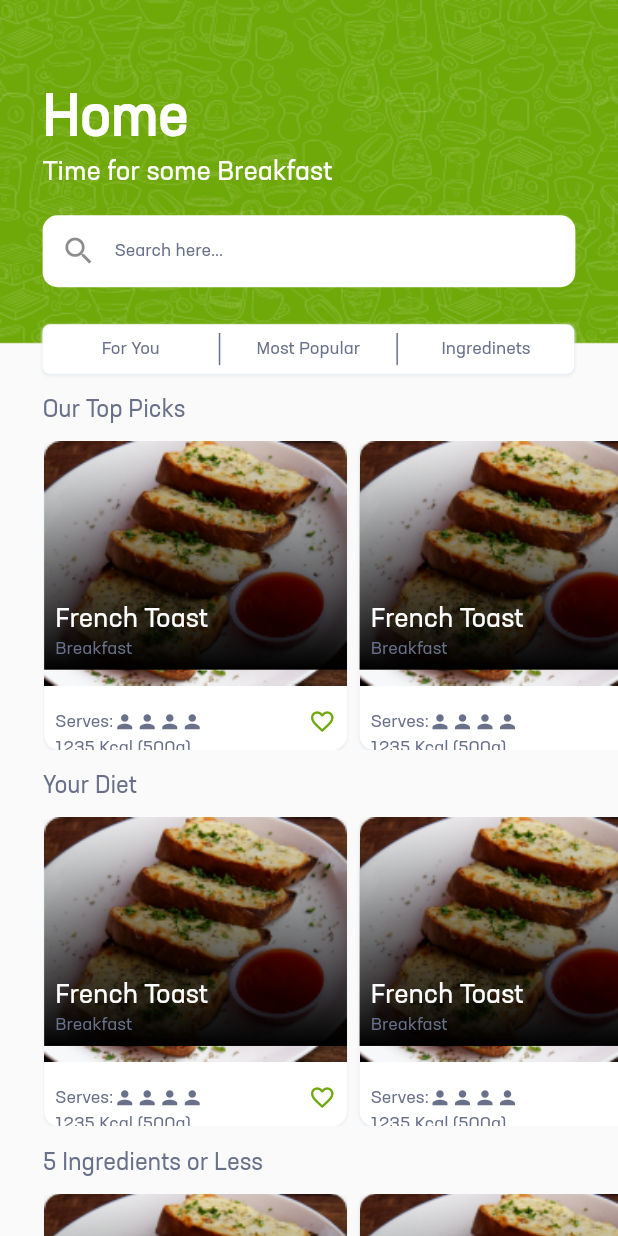
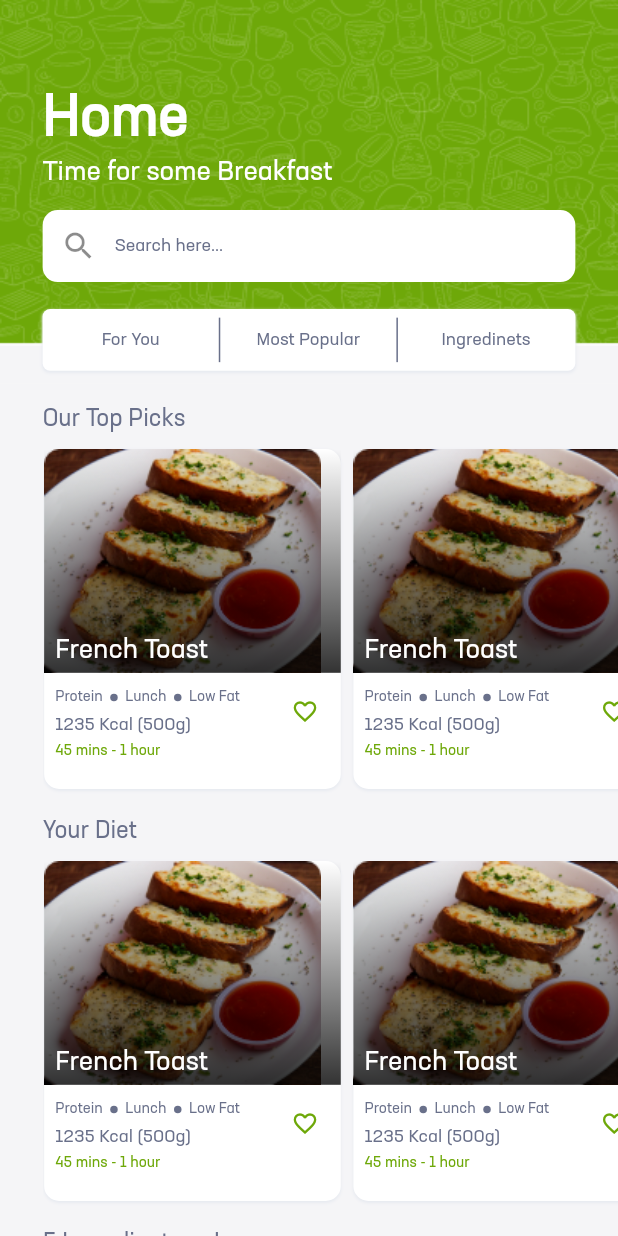
Before and after one commit to MalshanPerera/foodpal, a Flutter app: the screen it shows after launch, on a phone screen of 412 x 824 dp. Run offline on Flutter 3.47's test engine with Material 2 defaults, Android fonts, the phone set to English and light mode, and no system bars.

Commit message:
foodImageTwo Added

```diff
--- a/lib/foodpal_head.dart
+++ b/lib/foodpal_head.dart
@@ -11,6 +11,7 @@ class MyApp extends StatelessWidget {
       debugShowCheckedModeBanner: false,
       title: 'FoodPal',
       theme: ThemeData(
+          accentColor: Color(0xFF6EA809),
           primaryColor: Color(0xFF6EA809),
           highlightColor: Color(0xFF69708A),
           backgroundColor: Color(0xFFF5F5F7),
--- a/lib/screens/home_screen.dart
+++ b/lib/screens/home_screen.dart
@@ -1,6 +1,7 @@
 import 'package:flutter/cupertino.dart';
 import 'package:flutter/material.dart';
 import 'package:foodpal/helper/utils.dart';
+import 'package:foodpal/widgets/circle_container.dart';
 
 class HomeScreen extends StatefulWidget {
   @override
@@ -12,14 +13,26 @@ class _HomeScreenState extends State<HomeScreen> {
   final _width = Utils.bodyWidth;
   final _height = Utils.totalBodyHeight;
 
+  PageController _controller = PageController(
+    initialPage: 0,
+  );
+
+  @override
+  void dispose() {
+    _controller.dispose();
+    super.dispose();
+  }
+
+
   @override
   Widget build(BuildContext context) {
     return Scaffold(
       body: SingleChildScrollView(
         child: Column(
-          mainAxisSize: MainAxisSize.min,
           children: <Widget>[
             Stack(
+              children: <Widget>[
+                Column(
                   children: <Widget>[
                     Container(
                       width: _width,
@@ -27,11 +40,15 @@ class _HomeScreenState extends State<HomeScreen> {
                       child: Image.asset('assets/images/home_background_image.png', fit: BoxFit.fill,),
                     ),
                     Container(
-                  margin: EdgeInsets.only(top: _height * 0.068, left: _width * 0.069,),
-                  child: Column(
-                    crossAxisAlignment: CrossAxisAlignment.start,
-                    children: <Widget>[
-                      Container(
+                      width: _width,
+                      height: _height * 0.03,
+                      color: Theme.of(context).backgroundColor,
+                    ),
+                  ],
+                ),
+                Positioned(
+                  top: _height * 0.068,
+                  left: _width * 0.069,
                   child: Column(
                     crossAxisAlignment: CrossAxisAlignment.start,
                     children: <Widget>[
@@ -44,8 +61,11 @@ class _HomeScreenState extends State<HomeScreen> {
                     ],
                   ),
                 ),
-                      Container(
-                        margin: EdgeInsets.only(top: _height * 0.02, right: _width * 0.069),
+                Positioned(
+                  top: _height * 0.17,
+                  left: _width * 0.069,
+                  right: _width * 0.069,
+                  child: Container(
                     decoration: BoxDecoration(
                       color: Colors.white,
                       borderRadius: BorderRadius.all(Radius.circular(10.0)),
@@ -61,7 +81,12 @@ class _HomeScreenState extends State<HomeScreen> {
                       ),
                     ),
                   ),
-                      Container(
+                ),
+                Positioned(
+                  top: _height * 0.25,
+                  left: _width * 0.069,
+                  right: _width * 0.069,
+                  child: Container(
                     decoration: BoxDecoration(
                       color: Colors.white,
                       borderRadius: BorderRadius.all(Radius.circular(5.0)),
@@ -76,9 +101,7 @@ class _HomeScreenState extends State<HomeScreen> {
                         )
                       ],
                     ),
-                        margin: EdgeInsets.only(top: _height * 0.03,),
-                        width: _width * 0.86,
-                        height:  _height * 0.04,
+                    height:  _height * 0.05,
                     child: Row(
                       children: <Widget>[
                         Container(
@@ -106,53 +129,25 @@ class _HomeScreenState extends State<HomeScreen> {
                       ],
                     ),
                   ),
-                      Container(
-                        margin: EdgeInsets.only(top: _height * 0.018, bottom: 10.0),
-                        child: Text("Our Top Picks", style: Theme.of(context).textTheme.body2.copyWith(fontSize: 16.0),),
-                      ),
-                      Container(
-                        height: _height * 0.25,
-                        child: ListView.builder(
-                          scrollDirection: Axis.horizontal,
-                          itemCount: 5,
-                          itemBuilder: (BuildContext context, int index) {
-                            return _foodDetailsListTile();
-                          },
-                        ),
-                      ),
-                      Container(
-                        margin: EdgeInsets.only(top: _height * 0.018, bottom: 10.0),
-                        child: Text("Your Diet", style: Theme.of(context).textTheme.body2.copyWith(fontSize: 16.0),),
-                      ),
-                      Container(
-                        height: _height * 0.25,
-                        child: ListView.builder(
-                          scrollDirection: Axis.horizontal,
-                          itemCount: 5,
-                          itemBuilder: (BuildContext context, int index) {
-                            return _foodDetailsListTile();
-                          },
-                        ),
-                      ),
-                      Container(
-                        margin: EdgeInsets.only(top: _height * 0.018, bottom: 10.0),
-                        child: Text("5 Ingredients or Less", style: Theme.of(context).textTheme.body2.copyWith(fontSize: 16.0),),
-                      ),
-                      Container(
-                        margin: EdgeInsets.only(bottom: _height * 0.1),
-                        height: _height * 0.25,
-                        child: ListView.builder(
-                          scrollDirection: Axis.horizontal,
-                          itemCount: 5,
-                          itemBuilder: (BuildContext context, int index) {
-                            return _foodDetailsListTile();
-                          },
-                        ),
                 ),
               ],
             ),
+            Container(
+              color: Theme.of(context).backgroundColor,
+              height: _height,
+              child: PageView(
+                controller: _controller,
+                scrollDirection: Axis.horizontal,
+                children: <Widget>[
+                  _forYouTab(),
+                  _mostPopular(),
+                ],
+                onPageChanged:(index) {
+                  setState(() {
+
+                  });
+                },
               ),
-              ],
             ),
           ],
         ),
@@ -160,7 +155,87 @@ class _HomeScreenState extends State<HomeScreen> {
     );
   }
 
-  Widget _foodDetailsListTile(){
+  Widget _forYouTab(){
+    return Padding(
+      padding: EdgeInsets.only(left: _width * 0.069),
+      child: Column(
+        crossAxisAlignment: CrossAxisAlignment.start,
+        children: <Widget>[
+          Container(
+            margin: EdgeInsets.only(top: _height * 0.018, bottom: 5.0),
+            child: Text("Our Top Picks", style: Theme
+                .of(context)
+                .textTheme
+                .body2
+                .copyWith(fontSize: 16.0),),
+          ),
+          Expanded(
+            child: ListView.builder(
+              scrollDirection: Axis.horizontal,
+              itemCount: 5,
+              itemBuilder: (BuildContext context, int index) {
+                return Container(
+                  padding: EdgeInsets.only(top: _height * 0.005, bottom: _height * 0.005),
+                    child: _forYouTabListTile());
+              },
+            ),
+          ),
+          Container(
+            margin: EdgeInsets.only(top: _height * 0.018, bottom: 5.0),
+            child: Text("Your Diet", style: Theme
+                .of(context)
+                .textTheme
+                .body2
+                .copyWith(fontSize: 16.0),),
+          ),
+          Expanded(
+            child: ListView.builder(
+              scrollDirection: Axis.horizontal,
+              itemCount: 5,
+              itemBuilder: (BuildContext context, int index) {
+                return Container(
+                    padding: EdgeInsets.only(top: _height * 0.005, bottom: _height * 0.005),
+                    child: _forYouTabListTile());
+              },
+            ),
+          ),
+          Container(
+            margin: EdgeInsets.only(top: _height * 0.018, bottom: 5.0),
+            child: Text("5 Ingredients or Less", style: Theme
+                .of(context)
+                .textTheme
+                .body2
+                .copyWith(fontSize: 16.0),),
+          ),
+          Expanded(
+            child: ListView.builder(
+              scrollDirection: Axis.horizontal,
+              itemCount: 5,
+              itemBuilder: (BuildContext context, int index) {
+                return Container(
+                    padding: EdgeInsets.only(top: _height * 0.005, bottom: _height * 0.005),
+                    child: _forYouTabListTile());
+              },
+            ),
+          ),
+        ],
+      ),
+    );
+  }
+
+  Widget _mostPopular(){
+    return Container(
+      child: ListView.builder(
+        scrollDirection: Axis.vertical,
+        itemCount: 5,
+        itemBuilder: (BuildContext context, int index) {
+          return _mostPopularListTile();
+        },
+      ),
+    );
+  }
+
+  Widget _forYouTabListTile(){
     return Container(
       decoration: BoxDecoration(
         color: Colors.white,
@@ -177,19 +252,19 @@ class _HomeScreenState extends State<HomeScreen> {
         ],
       ),
       margin: EdgeInsets.only(left: 1.0, right: _width * 0.018),
-      width: _width * 0.49,
+      width: _width * 0.48,
       child: Column(
         crossAxisAlignment: CrossAxisAlignment.start,
         children: <Widget>[
           Stack(
               children: <Widget>[
                 Container(
-                  width: _width * 0.49,
+                  height: _height * 0.181,
                   child: Image.asset(
                     'assets/images/foodImageOne.png', fit: BoxFit.fill,),
                 ),
                 Container(
-                  height: _height * 0.185,
+                  height: _height * 0.181,
                   decoration: BoxDecoration(
                       color: Colors.white,
                       gradient: LinearGradient(
@@ -197,64 +272,145 @@ class _HomeScreenState extends State<HomeScreen> {
                           end: FractionalOffset.bottomCenter,
                           colors: [
                             Colors.transparent,
-                            Colors.black,
+                            Colors.black.withOpacity(0.8),
                           ],
                           stops: [0.0, 1.0],
                       ),
                   ),
                 ),
                 Container(
-                  margin: EdgeInsets.only(top: _height * 0.131, left: _width * 0.018, right: _width * 0.018),
+                  margin: EdgeInsets.only(top: _height * 0.15, left: _width * 0.018, right: _width * 0.018),
+                  child: Container(
+                    child: Text("French Toast", style: Theme.of(context).textTheme.body1.copyWith(fontWeight: FontWeight.w500),),
+                  ),
+                ),
+              ]
+          ),
+          Padding(
+            padding: EdgeInsets.only(top: _height * 0.012, left: _width * 0.018, right: _width * 0.018),
+            child: Row(
+              mainAxisAlignment: MainAxisAlignment.spaceBetween,
+              children: <Widget>[
+                Container(
                   child: Column(
                     crossAxisAlignment: CrossAxisAlignment.start,
                     children: <Widget>[
                       Container(
-                        child: Text("French Toast", style: Theme.of(context).textTheme.body1.copyWith(fontWeight: FontWeight.w500),),
+                        margin: EdgeInsets.only(right: _width * 0.018),
+                        child: Row(
+                          children: <Widget>[
+                            Padding(
+                                padding: EdgeInsets.only(right: 5.0),
+                                child: Text("Protein", style: Theme.of(context).textTheme.body2.copyWith(fontSize: 10.0),
+                                ),
+                            ),
+                            CircleIcon(),
+                            Padding(
+                                padding: EdgeInsets.only(right: 5.0),
+                                child: Text("Lunch",
+                                  style: Theme.of(context).textTheme.body2.copyWith(fontSize: 10.0),
+                                ),
+                            ),
+                            CircleIcon(),
+                            Text("Low Fat",
+                              style: Theme.of(context).textTheme.body2.copyWith(fontSize: 10.0),
+                            ),
+                          ],
+                        ),
                       ),
                       Container(
-                        child: Text("Breakfast", style: Theme.of(context).textTheme.body2.copyWith(fontWeight: FontWeight.w500),),
+                        margin: EdgeInsets.only(top: _height * 0.005, right: _width * 0.018),
+                        child: Text("1235 Kcal (500g)", style: Theme.of(context).textTheme.body2,),
+                      ),
+                    ],
+                  ),
+                ),
+                Container(
+                  margin: EdgeInsets.only(right: _width * 0.018),
+                  child: Icon(Icons.favorite_border, color: Theme.of(context).accentColor, size: 18,),
+                ),
+              ],
+            ),
+          ),
+          Container(
+            margin: EdgeInsets.only(top: _height * 0.005, left: _width * 0.018, right: _width * 0.018,),
+            child: Text("45 mins - 1 hour", style: Theme.of(context).textTheme.body2.copyWith(color: Theme.of(context).accentColor, fontSize: 10.0),),
+          ),
+        ],
+      ),
+    );
+  }
+
+  Widget _mostPopularListTile(){
+    return Container(
+      margin: EdgeInsets.only(left: _width * 0.069, right: _width * 0.069, bottom: 10.0),
+      height: _height * 0.23,
+      decoration: BoxDecoration(
+        color: Colors.white,
+          borderRadius: BorderRadius.all(Radius.circular(15.0)),
+        boxShadow: [
+          BoxShadow(
+            color: Theme.of(context).hintColor,
+            blurRadius: 1.0,
+            offset: Offset(
+              0.0, // horizontal, move right 10
+              1.0, // vertical, move down 10
+            ),
+          )
+        ],
+      ),
+      child: Column(
+        mainAxisSize: MainAxisSize.min,
+        crossAxisAlignment: CrossAxisAlignment.center,
+        children: <Widget>[
+          Stack(
+              children: <Widget>[
+                Container(
+                  height: _height * 0.23,
+                  width: _width * 0.94,
+                  child: Image.asset(
+                    'assets/images/foodImageTwo.png', fit: BoxFit.fill,),
+                ),
+                Container(
+                  height: _height * 0.23,
+                  decoration: BoxDecoration(
+                    borderRadius: BorderRadius.all(Radius.circular(10.0)),
+                    color: Colors.white,
+                    gradient: LinearGradient(
+                      begin: FractionalOffset.topCenter,
+                      end: FractionalOffset.bottomCenter,
+                      colors: [
+                        Colors.transparent,
+                        Colors.black.withOpacity(0.8),
+                      ],
+                      stops: [0.0, 1.0],
+                    ),
+                  ),
+                ),
+                Container(
+                  margin: EdgeInsets.only(top: _height * 0.166, left: _width * 0.018, right: _width * 0.018),
+                  child: Row(
+                    mainAxisAlignment: MainAxisAlignment.spaceBetween,
+                    children: <Widget>[
+                      Column(
+                        crossAxisAlignment: CrossAxisAlignment.start,
+                        children: <Widget>[
+                          Container(
+                            child: Text("French Toast", style: Theme.of(context).textTheme.body1.copyWith(fontWeight: FontWeight.w500, fontSize: 20.0),),
+                          ),
+                          Container(
+                            child: Text("Lunch, Chicken , Italian", style: Theme.of(context).textTheme.body2.copyWith(fontWeight: FontWeight.w500),),
+                          ),
+                        ],
+                      ),
+                      Container(
+                        child: Icon(Icons.favorite_border, color: Theme.of(context).accentColor, size: 20,),
                       ),
                     ],
                   ),
                 ),
               ]
           ),
-          Padding(
-            padding: EdgeInsets.only(top: _height * 0.018, left: _width * 0.018, right: _width * 0.018),
-            child: Row(
-              mainAxisAlignment: MainAxisAlignment.spaceBetween,
-              children: <Widget>[
-                Container(
-                  child: Row(
-                    children: <Widget>[
-                      Container(
-                        child: Text("Serves:", style: Theme.of(context).textTheme.body2,),
-                      ),
-                      Container(
-                        child: Icon(Icons.person, size: 15, color: Theme.of(context).highlightColor,),
-                      ),
-                      Container(
-                        child: Icon(Icons.person, size: 15, color: Theme.of(context).highlightColor,),
-                      ),
-                      Container(
-                        child: Icon(Icons.person, size: 15, color: Theme.of(context).highlightColor,),
-                      ),
-                      Container(
-                        child: Icon(Icons.person, size: 15, color: Theme.of(context).highlightColor,),
-                      ),
-                    ],
-                  ),
-                ),
-                Container(
-                  child: Icon(Icons.favorite_border, color: Theme.of(context).primaryColor, size: 18,),
-                ),
-              ],
-            ),
-          ),
-          Container(
-            margin: EdgeInsets.only(top: _height * 0.001, left: _width * 0.018, right: _width * 0.018),
-            child: Text("1235 Kcal (500g)", style: Theme.of(context).textTheme.body2,),
-          ),
         ],
       ),
     );
--- a/lib/screens/splash_screen.dart
+++ b/lib/screens/splash_screen.dart
@@ -21,7 +21,7 @@ class _SplashScreenState extends State<SplashScreen> {
     Utils.setScreenSizes(context);
     return Scaffold(
       body: Center(
-        child: Text("FOODPAL", style: Theme.of(context).textTheme.title.copyWith(color: Theme.of(context).primaryColor),),
+        child: Text("FOODPAL", style: Theme.of(context).textTheme.title.copyWith(color: Theme.of(context).accentColor),),
       ),
     );
   }
```
Also changed, not shown: assets/images/foodImageTwo.png (added). Lines whose indentation alone changed are shown as unchanged.
